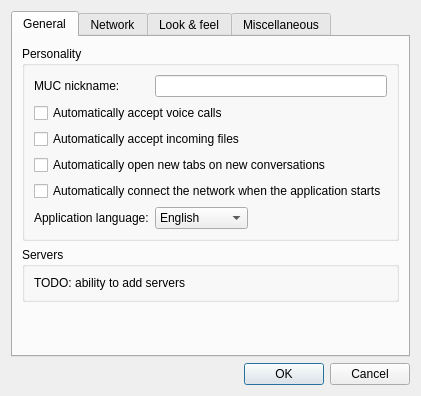
Qt form ui/settingswindow.ui (WST/acid-pc) before a commit.
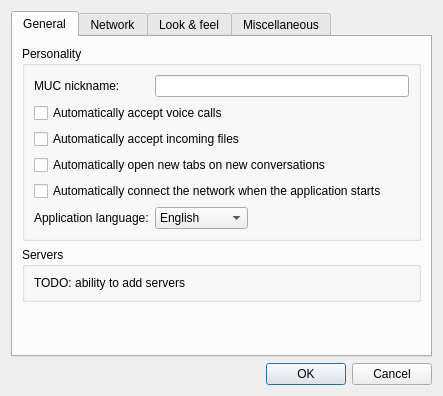
The same form after that commit. Icons and pictures are not drawn.

Commit message: Попытка использовать только прокси при передачах

Patch:
```diff
--- a/ui/settingswindow.ui
+++ b/ui/settingswindow.ui
@@ -6,7 +6,7 @@
    <rect>
     <x>0</x>
     <y>0</y>
-    <width>387</width>
+    <width>443</width>
     <height>396</height>
    </rect>
   </property>
```
The commit also changes 1 other file.
